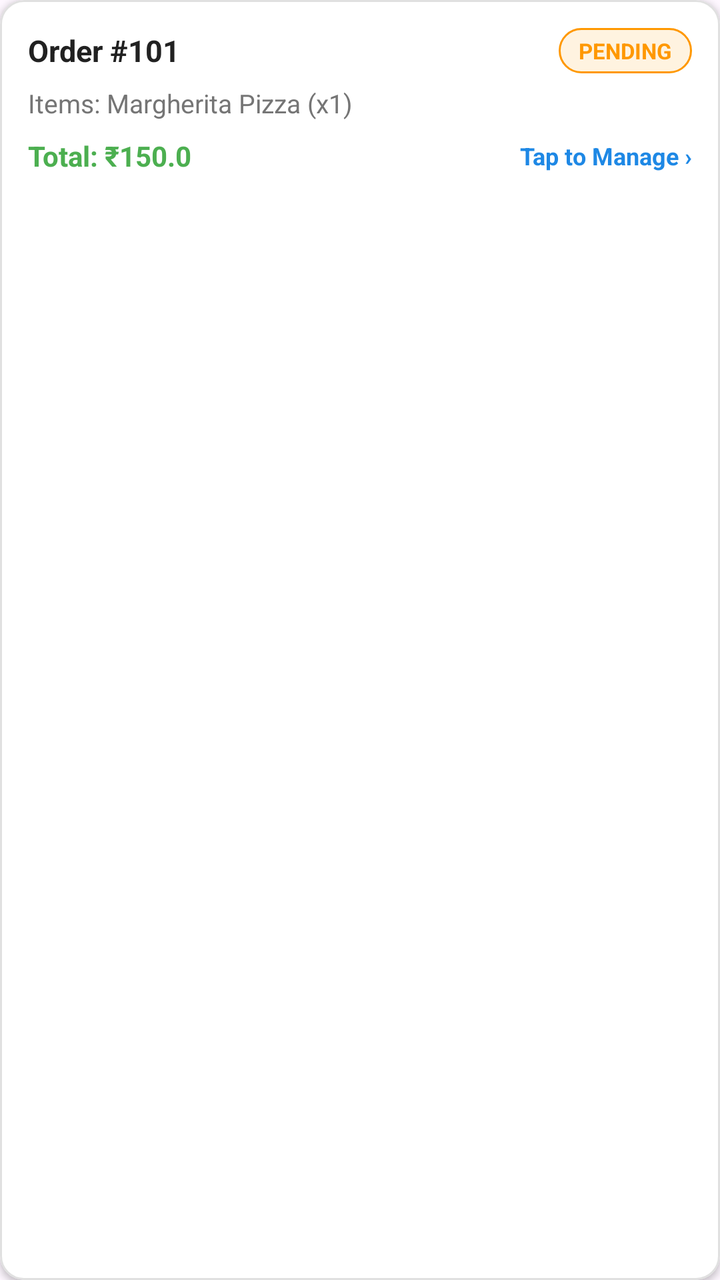
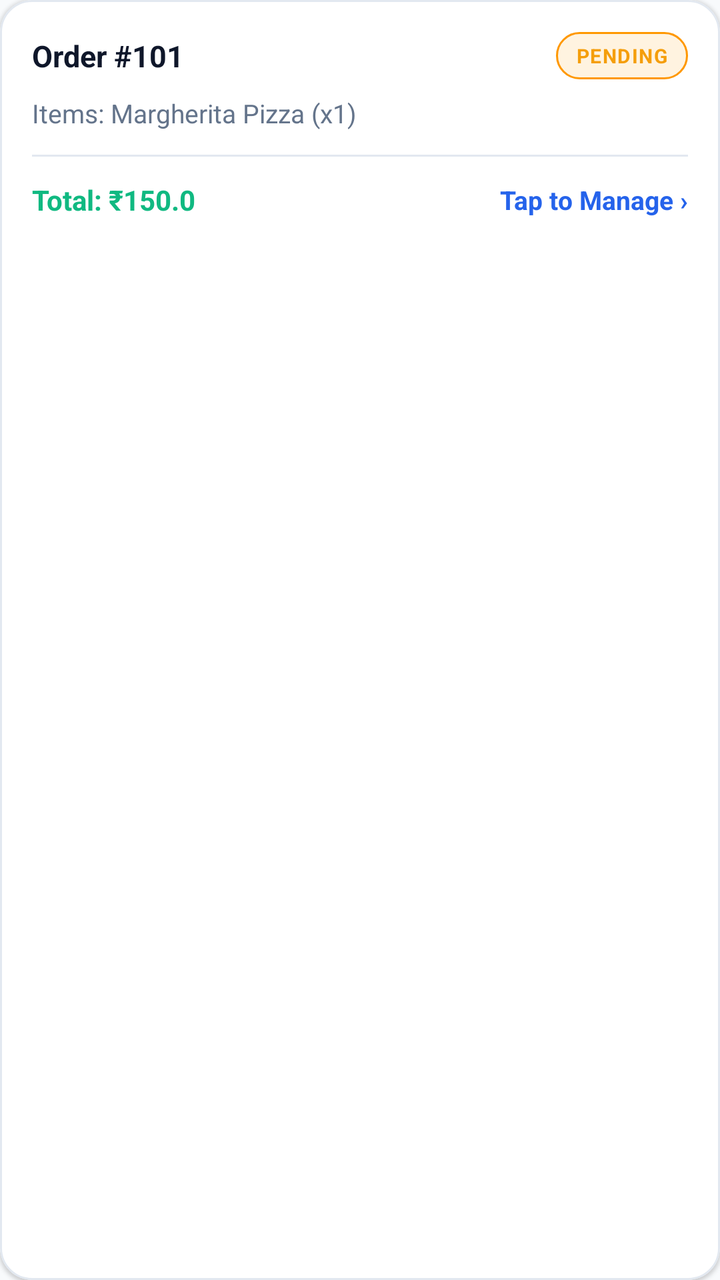

Screens rendered from an Android XML layout before and after an edit, with the pre-edit source and the edit as a unified diff.
<!-- AndroidManifest.xml: application theme Theme.LocalVendorDelivery -->
<!-- res/layout/item_vendor_order.xml -->
<?xml version="1.0" encoding="utf-8"?>
<com.google.android.material.card.MaterialCardView xmlns:android="http://schemas.android.com/apk/res/android"
    xmlns:app="http://schemas.android.com/apk/res-auto"
    android:layout_width="match_parent"
    android:layout_height="wrap_content"
    app:cardCornerRadius="12dp"
    app:cardElevation="2dp"
    app:cardBackgroundColor="#FFFFFF"
    app:strokeColor="@color/dividerColor"
    app:strokeWidth="1dp">

    <LinearLayout
        android:layout_width="match_parent"
        android:layout_height="wrap_content"
        android:orientation="vertical"
        android:padding="14dp">

        <LinearLayout
            android:layout_width="match_parent"
            android:layout_height="wrap_content"
            android:orientation="horizontal"
            android:gravity="center_vertical">

            <TextView
                android:id="@+id/tvOrderId"
                android:layout_width="0dp"
                android:layout_height="wrap_content"
                android:layout_weight="1"
                android:text="Order #101"
                android:textSize="15sp"
                android:textStyle="bold"
                android:textColor="@color/colorTextPrimary" />

            <TextView
                android:id="@+id/tvOrderStatus"
                android:layout_width="wrap_content"
                android:layout_height="wrap_content"
                android:text="PENDING"
                android:textSize="11sp"
                android:textStyle="bold"
                android:textColor="@color/colorWarning"
                android:background="@drawable/bg_chip_orange" />
        </LinearLayout>

        <TextView
            android:id="@+id/tvOrderItems"
            android:layout_width="match_parent"
            android:layout_height="wrap_content"
            android:text="Items: Margherita Pizza (x1)"
            android:textSize="13sp"
            android:textColor="@color/colorTextSecondary"
            android:layout_marginTop="6dp" />

        <LinearLayout
            android:layout_width="match_parent"
            android:layout_height="wrap_content"
            android:orientation="horizontal"
            android:layout_marginTop="8dp"
            android:gravity="center_vertical">

            <TextView
                android:id="@+id/tvOrderTotal"
                android:layout_width="0dp"
                android:layout_height="wrap_content"
                android:layout_weight="1"
                android:text="Total: ₹150.0"
                android:textSize="14sp"
                android:textStyle="bold"
                android:textColor="@color/colorSuccess" />

            <TextView
                android:layout_width="wrap_content"
                android:layout_height="wrap_content"
                android:text="Tap to Manage ›"
                android:textSize="12sp"
                android:textColor="@color/colorPrimary"
                android:textStyle="bold" />
        </LinearLayout>
    </LinearLayout>
</com.google.android.material.card.MaterialCardView>
<!-- resources referenced by this layout -->
<resources>
  <color name="colorPrimary">#1E88E5</color>
  <color name="colorSuccess">#4CAF50</color>
  <color name="colorTextPrimary">#212121</color>
  <color name="colorTextSecondary">#757575</color>
  <color name="colorWarning">#FF9800</color>
  <color name="dividerColor">#E0E0E0</color>
  <!-- drawable bg_chip_orange (drawable) -->
  <?xml version="1.0" encoding="utf-8"?>
  <shape xmlns:android="http://schemas.android.com/apk/res/android"
      android:shape="rectangle">
      <solid android:color="#FFF3E0" />
      <stroke
          android:width="1dp"
          android:color="#FF9800" />
      <corners android:radius="16dp" />
      <padding
          android:bottom="4dp"
          android:left="10dp"
          android:right="10dp"
          android:top="4dp" />
  </shape>
  <style name="Theme.LocalVendorDelivery" parent="Base.Theme.LocalVendorDelivery" />
  <style name="Base.Theme.LocalVendorDelivery" parent="Theme.Material3.DayNight.NoActionBar">
          <item name="colorPrimary">@color/colorPrimary</item>
          <item name="colorPrimaryDark">@color/colorPrimaryDark</item>
          <item name="colorAccent">@color/colorAccent</item>
      </style>
  <color name="colorPrimaryDark">#1565C0</color>
  <color name="colorAccent">#FF9800</color>
</resources>

<!-- the commit's change to res/layout/item_vendor_order.xml (unified diff, before → after) -->
@@ -3,9 +3,10 @@
     xmlns:app="http://schemas.android.com/apk/res-auto"
     android:layout_width="match_parent"
     android:layout_height="wrap_content"
-    app:cardCornerRadius="12dp"
-    app:cardElevation="2dp"
-    app:cardBackgroundColor="#FFFFFF"
+    android:layout_marginBottom="12dp"
+    app:cardCornerRadius="16dp"
+    app:cardElevation="1dp"
+    app:cardBackgroundColor="@color/colorSurface"
     app:strokeColor="@color/dividerColor"
     app:strokeWidth="1dp">
 
@@ -13,7 +14,7 @@
         android:layout_width="match_parent"
         android:layout_height="wrap_content"
         android:orientation="vertical"
-        android:padding="14dp">
+        android:padding="16dp">
 
         <LinearLayout
             android:layout_width="match_parent"
@@ -36,10 +37,15 @@
                 android:layout_width="wrap_content"
                 android:layout_height="wrap_content"
                 android:text="PENDING"
-                android:textSize="11sp"
+                android:textSize="10sp"
                 android:textStyle="bold"
+                android:letterSpacing="0.05"
                 android:textColor="@color/colorWarning"
-                android:background="@drawable/bg_chip_orange" />
+                android:background="@drawable/bg_chip_orange"
+                android:paddingStart="10dp"
+                android:paddingTop="5dp"
+                android:paddingEnd="10dp"
+                android:paddingBottom="5dp" />
         </LinearLayout>
 
         <TextView
@@ -49,13 +55,19 @@
             android:text="Items: Margherita Pizza (x1)"
             android:textSize="13sp"
             android:textColor="@color/colorTextSecondary"
-            android:layout_marginTop="6dp" />
+            android:layout_marginTop="8dp" />
+
+        <View
+            android:layout_width="match_parent"
+            android:layout_height="1dp"
+            android:background="@color/dividerColor"
+            android:layout_marginTop="12dp"
+            android:layout_marginBottom="12dp" />
 
         <LinearLayout
             android:layout_width="match_parent"
             android:layout_height="wrap_content"
             android:orientation="horizontal"
-            android:layout_marginTop="8dp"
             android:gravity="center_vertical">
 
             <TextView
@@ -72,7 +84,7 @@
                 android:layout_width="wrap_content"
                 android:layout_height="wrap_content"
                 android:text="Tap to Manage ›"
-                android:textSize="12sp"
+                android:textSize="13sp"
                 android:textColor="@color/colorPrimary"
                 android:textStyle="bold" />
         </LinearLayout>
<!-- resource entries referenced after the edit -->
@@ -1,11 +1,12 @@
 <!-- resources referenced by this layout -->
 <resources>
-  <color name="colorPrimary">#1E88E5</color>
-  <color name="colorSuccess">#4CAF50</color>
-  <color name="colorTextPrimary">#212121</color>
-  <color name="colorTextSecondary">#757575</color>
-  <color name="colorWarning">#FF9800</color>
-  <color name="dividerColor">#E0E0E0</color>
+  <color name="colorPrimary">#2563EB</color>
+  <color name="colorSuccess">#10B981</color>
+  <color name="colorSurface">#FFFFFF</color>
+  <color name="colorTextPrimary">#0F172A</color>
+  <color name="colorTextSecondary">#64748B</color>
+  <color name="colorWarning">#F59E0B</color>
+  <color name="dividerColor">#E2E8F0</color>
   <!-- drawable bg_chip_orange (drawable) -->
   <?xml version="1.0" encoding="utf-8"?>
   <shape xmlns:android="http://schemas.android.com/apk/res/android"
@@ -26,8 +27,13 @@
           <item name="colorPrimary">@color/colorPrimary</item>
           <item name="colorPrimaryDark">@color/colorPrimaryDark</item>
           <item name="colorAccent">@color/colorAccent</item>
+          <item name="android:colorBackground">@color/colorBackground</item>
+          <item name="android:windowBackground">@color/colorBackground</item>
+          <item name="android:statusBarColor">@color/colorPrimaryDark</item>
+          <item name="android:navigationBarColor">#FFFFFF</item>
       </style>
-  <color name="colorPrimaryDark">#1565C0</color>
-  <color name="colorAccent">#FF9800</color>
+  <color name="colorPrimaryDark">#1D4ED8</color>
+  <color name="colorAccent">#F97316</color>
+  <color name="colorBackground">#F8FAFC</color>
 </resources>
 
